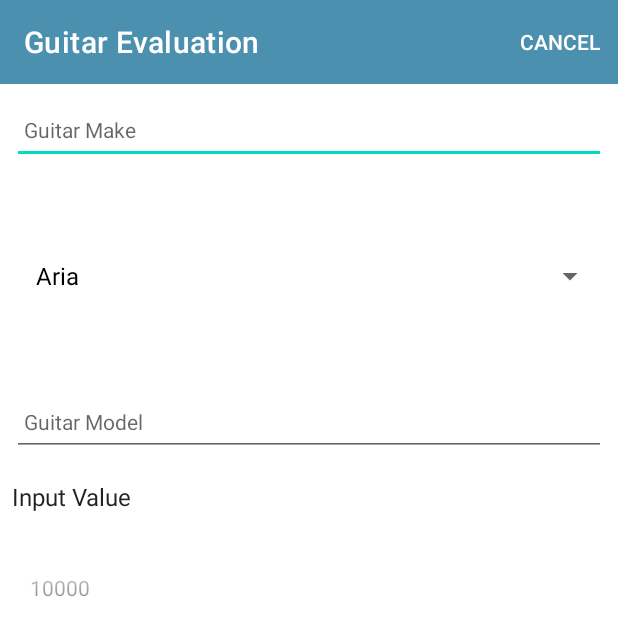
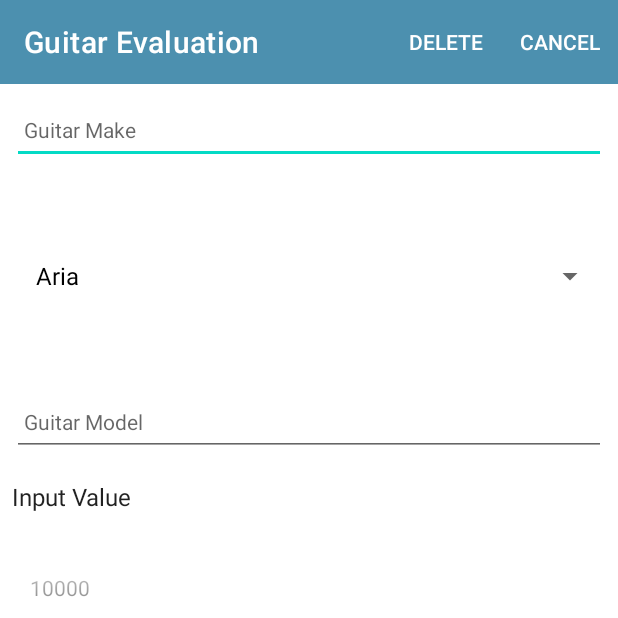
Before and after one commit to OwenCorrigan76/GuitarEvaluationApp, an Android app: the GuitarView screen opened directly, with no data from a screen before it, on a phone screen of 412 x 824 dp, the top half of it. Run offline under Robolectric (Android 15) with nearby library versions, the phone set to English and light mode, and no system bars; our stand-ins replace Picasso, Timber.

Commit message:
Delete working List Image still not showing

```diff
--- a/app/src/main/java/org/wit/valueGuitar/views/guitar/GuitarView.kt
+++ b/app/src/main/java/org/wit/valueGuitar/views/guitar/GuitarView.kt
@@ -130,7 +130,9 @@ class GuitarView : AppCompatActivity() {
             R.id.item_cancel -> {
                 presenter.doCancel()
             }
-
+            R.id.item_delete -> {
+                presenter.doDelete()
+            }
         }
         return super.onOptionsItemSelected(item)
     }
--- a/app/src/main/java/org/wit/valueGuitar/views/guitarList/GuitarListPresenter.kt
+++ b/app/src/main/java/org/wit/valueGuitar/views/guitarList/GuitarListPresenter.kt
@@ -28,6 +28,7 @@ class GuitarListPresenter(val view: GuitarListView) {
         refreshIntentLauncher.launch(launcherIntent)
     }
 
+
     fun doEditGuitar(gModel: GuitarModel) {
         val launcherIntent = Intent(view, GuitarView::class.java)
         launcherIntent.putExtra("guitar_edit", gModel)
--- a/app/src/main/res/menu/menu_guitar.xml
+++ b/app/src/main/res/menu/menu_guitar.xml
@@ -4,7 +4,7 @@
     <item
         android:id="@+id/item_delete"
         android:title="@string/menu_deleteButton"
-        android:visible="false"
+        android:visible="true"
         app:showAsAction="always" />
     <item
         android:id="@+id/item_cancel"
```
